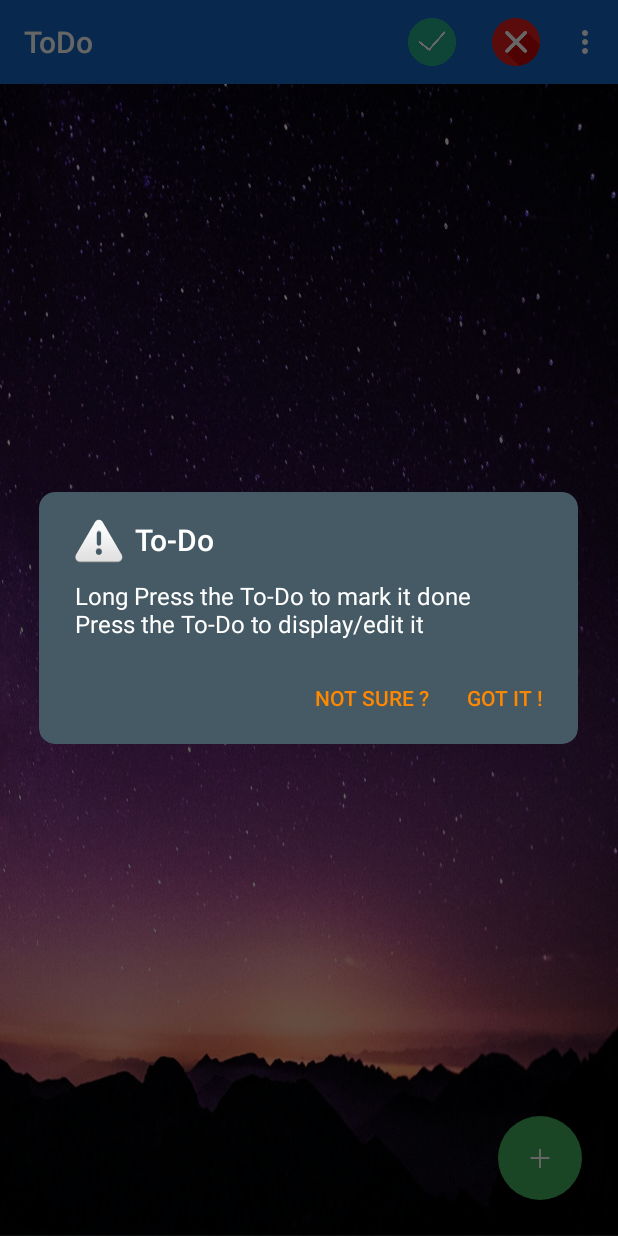
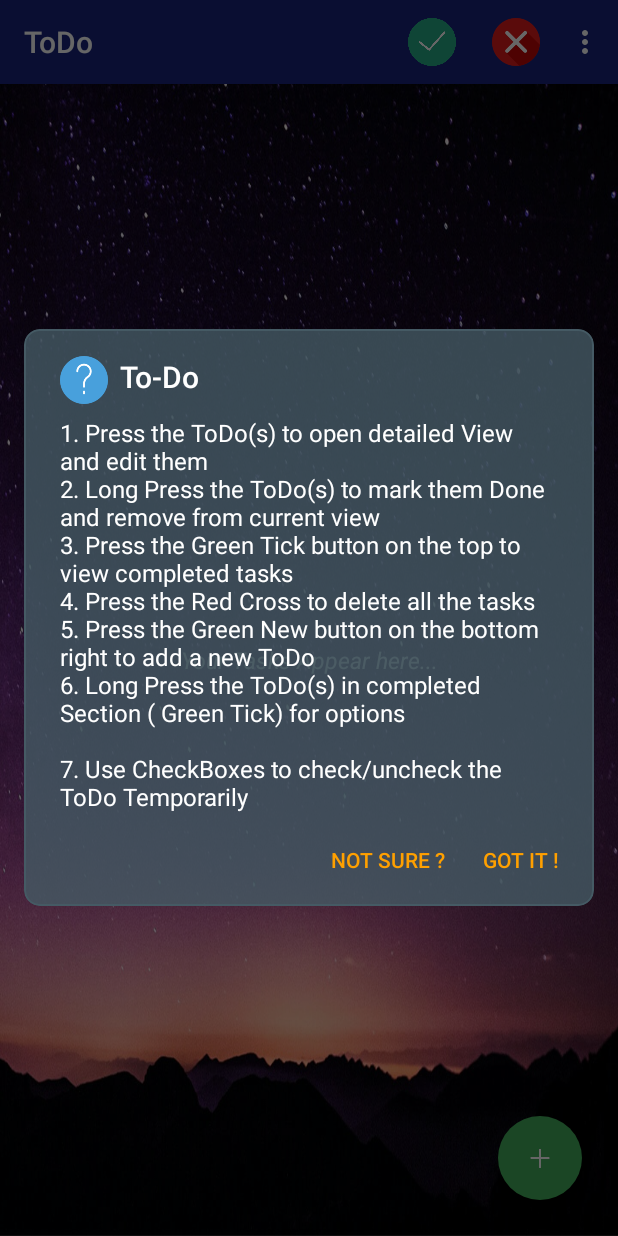
Before and after one commit to AggarwalAnshul/ToDoApplication, an Android app: the MainActivity screen opened directly, with no data from a screen before it, in the options menu, after a tap on "About", on a phone screen of 412 x 824 dp. Run offline under Robolectric (Android 15) with nearby library versions, the phone set to English and light mode, and no system bars; plain views replace PercentRelativeLayout.

Commit message:
Added Layout Changing option !

```diff
--- a/app/build.gradle
+++ b/app/build.gradle
@@ -32,6 +32,9 @@ dependencies {
     compile 'com.android.support:recyclerview-v7:26.'
     compile 'com.squareup.picasso:picasso:2.5.2'
 
+    //To showcase the applicatoin like GMAIL
+    compile 'com.github.amlcurran.showcaseview:library:5.4.3'
+
     compile 'com.android.support:appcompat-v7:26.+'
     compile 'com.android.support.constraint:constraint-layout:1.0.2'
     testCompile 'junit:junit:4.12'
--- a/app/src/main/java/com/apkglobal/todoapplication/AddNewActivity.java
+++ b/app/src/main/java/com/apkglobal/todoapplication/AddNewActivity.java
@@ -56,7 +56,7 @@ public class AddNewActivity extends AppCompatActivity {
         text = et_text.getText().toString();
         Log.e("TAG", title);
         Log.e("TAG", text);
-        if(!title.isEmpty() && !text.isEmpty())
+        if (!title.isEmpty() || !text.isEmpty())
             {
                 sd.execSQL("insert into todo_table(title, text, state) values('" + title.replaceAll("'", "''") + "', '" + text.replaceAll("'", "''") + "',0);");
         Toast.makeText(this, "Added text message: " + text, Toast.LENGTH_SHORT).show();
--- a/app/src/main/java/com/apkglobal/todoapplication/DetailedView.java
+++ b/app/src/main/java/com/apkglobal/todoapplication/DetailedView.java
@@ -123,10 +123,11 @@ public class DetailedView extends AppCompatActivity {
                                 calendar.set(Calendar.HOUR_OF_DAY, hourOfDay);
                                 calendar.set(Calendar.MINUTE, minute);
                                 alarmMgr.setExact(AlarmManager.RTC_WAKEUP, calendar.getTimeInMillis(), alarmIntent);
-                                Toast.makeText(DetailedView.this, "Reminder succesfull", Toast.LENGTH_SHORT).show();
+                                Toast.makeText(DetailedView.this, "Reminder successfully Set ", Toast.LENGTH_SHORT).show();
                             }
                         }, mHour, mMinute, false);
                 timePickerDialog.show();
+                timePickerDialog.setTitle("Set a Reminder for this Task");
                 return true;
             case R.id.action_save:
                 Log.e("------------------->", "Saving the modified text");
--- a/app/src/main/java/com/apkglobal/todoapplication/MainActivity.java
+++ b/app/src/main/java/com/apkglobal/todoapplication/MainActivity.java
@@ -26,6 +26,8 @@ import android.widget.TextView;
 import android.widget.Toast;
 
 import java.util.ArrayList;
+
+import static com.apkglobal.todoapplication.R.drawable.ic_help;
 
 public class MainActivity extends AppCompatActivity {
     FloatingActionButton btn_new;
@@ -69,6 +71,7 @@ public class MainActivity extends AppCompatActivity {
         int layout_preference = 2;
         sd = openOrCreateDatabase("todo", Context.MODE_PRIVATE, null);
         sd.execSQL("create table if not exists layout(number integer);");
+        Log.e("----------->", "Opening table layout");
         Cursor sc = sd.rawQuery("select * from layout", null);
         int cursor_count = sc.getCount();
         Log.e("--------->", "Cursor count: " + cursor_count);
@@ -251,9 +254,14 @@ public class MainActivity extends AppCompatActivity {
                     builder = new AlertDialog.Builder(MainActivity.this);
                 }
                 builder.setTitle("To-Do")
-                        .setIcon(R.drawable.ic_help)
-                        .setMessage("Long Press the To-Do to mark it done"
-                                + "\nPress the To-Do to display/edit it")
+                        .setIcon(getResources().getDrawable(ic_help))
+                        .setMessage("1. Press the ToDo(s) to open detailed View and edit them"
+                                + "\n2. Long Press the ToDo(s) to mark them Done and remove from current view"
+                                + "\n3. Press the Green Tick button on the top to view completed tasks"
+                                + "\n4. Press the Red Cross to delete all the tasks"
+                                + "\n5. Press the Green New button on the bottom right to add a new ToDo"
+                                + "\n6. Long Press the ToDo(s) in completed Section ( Green Tick) for options"
+                                + "\n\n7. Use CheckBoxes to check/uncheck the ToDo Temporarily")
                         .setPositiveButton("Got it !", new DialogInterface.OnClickListener() {
                             public void onClick(DialogInterface dialog, int which) {
                                 Toast.makeText(MainActivity.this, "Glad to help", Toast.LENGTH_SHORT).show();
@@ -265,7 +273,6 @@ public class MainActivity extends AppCompatActivity {
                                 contactUs();
                             }
                         })
-                        .setIcon(android.R.drawable.ic_dialog_alert)
                         .show();
                 return true;
 
@@ -408,7 +415,7 @@ public class MainActivity extends AppCompatActivity {
         final View view = inflater.inflate(R.layout.seekbar_layout, (ViewGroup) findViewById(R.id.layoutDialog));
 
         final TextView textView = view.findViewById(R.id.tv_seek);
-        alertDialog.setIcon(R.drawable.ic_help);
+        alertDialog.setIcon(ic_help);
         alertDialog.setTitle("Select ToDo(s) per Row: ");
         alertDialog.setView(view);
 
@@ -416,7 +423,7 @@ public class MainActivity extends AppCompatActivity {
         seekBar.setOnSeekBarChangeListener(new SeekBar.OnSeekBarChangeListener() {
             @Override
             public void onProgressChanged(SeekBar seekBar, int i, boolean b) {
-                textView.setText(i);
+                textView.setText("" + i);
             }
 
             @Override
@@ -438,6 +445,7 @@ public class MainActivity extends AppCompatActivity {
                */
                 SQLiteDatabase sd = openOrCreateDatabase("todo", Context.MODE_PRIVATE, null);
                 sd.execSQL("create table if not exists layout(number integer);");
+                sd.execSQL("delete from layout;");
                 sd.execSQL("insert into layout(number) values(" + progress + ");");
                 sd.close();
                 gridView.setNumColumns(progress);
--- a/app/src/main/res/drawable/background_dialog.xml
+++ b/app/src/main/res/drawable/background_dialog.xml
@@ -8,7 +8,7 @@
 
     <shape android:shape="rectangle">
         <corners android:radius="10dp" />
-        <solid android:color="#455A64" />
+        <solid android:color="#cc455a64" />
         <stroke
             android:width="1dp"
             android:color="#455A64" />
--- a/app/src/main/res/layout/activity_main.xml
+++ b/app/src/main/res/layout/activity_main.xml
@@ -41,13 +41,14 @@
         android:layout_alignParentEnd="true"
         android:layout_gravity="bottom|center"
         android:layout_margin="16dp"
-        android:transitionName="@string/btn_transition"
         app:backgroundTint="#43B05C"
         app:borderWidth="0dp"
         app:elevation="6dp"
         app:fabSize="normal"
         app:layout_marginBottomPercent="5%"
         app:srcCompat="@drawable/icon_plus" />
+    <!-- android:transitionName="@string/btn_transition" // FOR FAB
+      -->
     <!-- <Button
          android:id="@+id/btn_new"
          style="@style/btn_text"
--- a/app/src/main/res/layout/activity_splash.xml
+++ b/app/src/main/res/layout/activity_splash.xml
@@ -13,7 +13,7 @@
         android:layout_alignParentTop="true"
         android:layout_centerHorizontal="true"
         android:layout_marginTop="130dp"
-        android:src="@drawable/img_splash"
+        android:src="@drawable/icon_app"
         app:layout_heightPercent="40%"
         app:layout_widthPercent="40%" />
 
--- a/app/src/main/res/menu/menu.xml
+++ b/app/src/main/res/menu/menu.xml
@@ -11,18 +11,16 @@
     <item
         android:id="@+id/action_display_completed"
         android:icon="@drawable/icon_success"
-        android:iconTint="#de0202"
-        android:title="Add Task"
+        android:title="Completed Tasks"
         app:showAsAction="always" />
+
     <item
         android:id="@+id/action_layout"
-     android:title="Select layout"
+        android:title="Change Layout layout"
         app:showAsAction="collapseActionView" />
     <item
         android:id="@+id/action_delete_all"
         android:icon="@drawable/icon_delete"
-     android:iconTint="#000000"
-     android:iconTintMode="screen"
         android:title="Delete all tasks"
         app:showAsAction="always" />
     <item
--- a/app/src/main/res/menu/menu_completed.xml
+++ b/app/src/main/res/menu/menu_completed.xml
@@ -4,7 +4,7 @@
 
     <item
         android:id="@+id/action_delete_all_completed"
-        android:icon="@drawable/icon_dustbin"
+        android:icon="@drawable/icon_delete"
         android:title="Delete all Completed tasks"
         app:showAsAction="always"
         />
--- a/app/src/main/res/values/colors.xml
+++ b/app/src/main/res/values/colors.xml
@@ -1,10 +1,10 @@
 <?xml version="1.0" encoding="utf-8"?>
 <resources>
-    <color name="colorPrimary">#1565C0</color>
-    <color name="colorPrimaryDark">#0D47A1</color>
-    <color name="colorAccent">#AD1457</color>
+    <color name="colorPrimary">#1A237E</color>
+    <color name="colorPrimaryDark">#283593</color>
+    <color name="colorAccent">#FFB300</color>
     <color name="text">#000000</color>
     <color name="listView_Color">#000000</color>
     <color name="detailed_bg">#FFFF00</color>
-    <color name="background">#FFFFFF</color>
+    <color name="background">#FFA000</color>
 </resources>
--- a/app/src/main/res/values/styles.xml
+++ b/app/src/main/res/values/styles.xml
@@ -14,7 +14,7 @@
 
     <style name="CustomDialogTheme" parent="Theme.AppCompat.Light.Dialog.Alert">
         <!--buttons color-->
-        <item name="colorAccent">@android:color/holo_orange_dark</item>
+        <item name="colorAccent">@color/background</item>
         <!--title and message color-->
         <item name="android:textColorPrimary">@android:color/white</item>
         <!--dialog background-->
```
Also changed, not shown: app/src/main/ic_launcher-web.png, app/src/main/res/drawable/img_splash.png, app/src/main/res/mipmap-hdpi/ic_launcher.png, app/src/main/res/mipmap-mdpi/ic_launcher.png, app/src/main/res/mipmap-xhdpi/ic_launcher.png, app/src/main/res/mipmap-xxhdpi/ic_launcher.png, app/src/main/res/mipmap-xxxhdpi/ic_launcher.png. Lines whose indentation alone changed are shown as unchanged.
